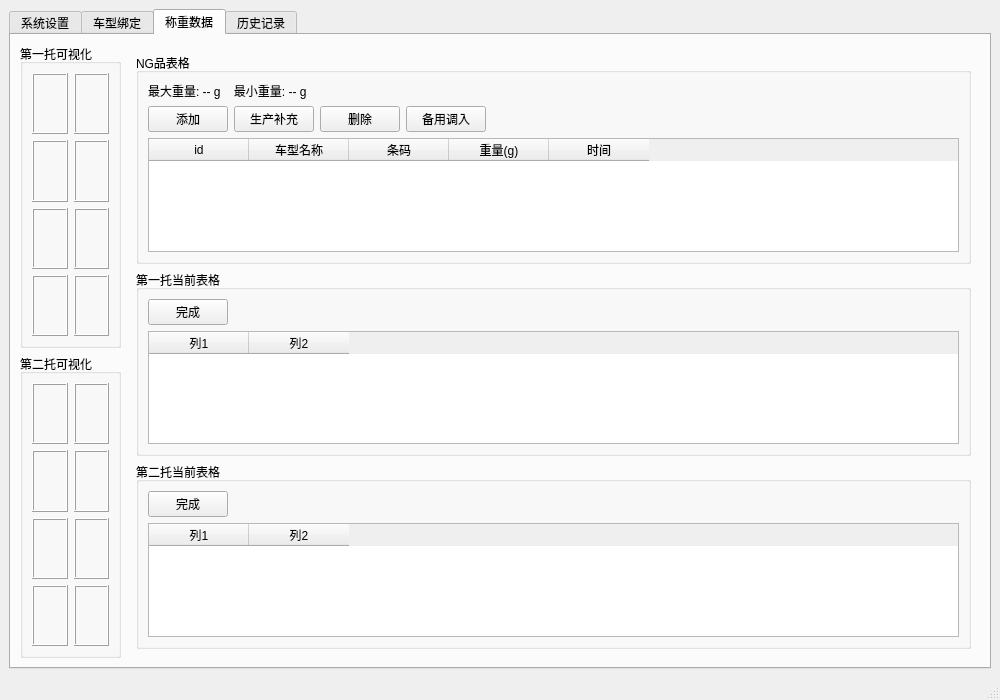
The window that mainwindow.ui (xiaoluoDD/Weight-Comparison) describes before a commit, drawn with Qt 5.
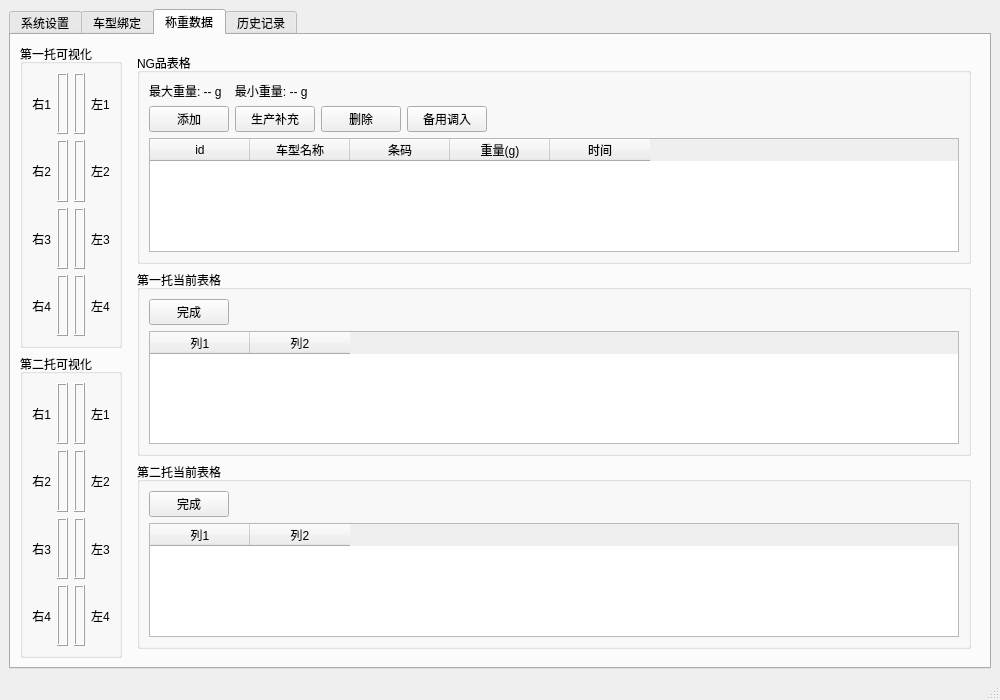
The same window after the commit. The open tabs and pages were chosen to show the change.

What changed in the file:
```diff
--- a/mainwindow.ui
+++ b/mainwindow.ui
@@ -340,6 +340,46 @@
           </property>
           <layout class="QGridLayout" name="gridLayout_leftTop">
            <item row="0" column="0">
+            <widget class="QLabel" name="slot1_leftNote1">
+             <property name="text">
+              <string>右1</string>
+             </property>
+             <property name="alignment">
+              <set>Qt::AlignRight|Qt::AlignVCenter</set>
+             </property>
+            </widget>
+           </item>
+           <item row="1" column="0">
+            <widget class="QLabel" name="slot1_leftNote2">
+             <property name="text">
+              <string>右2</string>
+             </property>
+             <property name="alignment">
+              <set>Qt::AlignRight|Qt::AlignVCenter</set>
+             </property>
+            </widget>
+           </item>
+           <item row="2" column="0">
+            <widget class="QLabel" name="slot1_leftNote3">
+             <property name="text">
+              <string>右3</string>
+             </property>
+             <property name="alignment">
+              <set>Qt::AlignRight|Qt::AlignVCenter</set>
+             </property>
+            </widget>
+           </item>
+           <item row="3" column="0">
+            <widget class="QLabel" name="slot1_leftNote4">
+             <property name="text">
+              <string>右4</string>
+             </property>
+             <property name="alignment">
+              <set>Qt::AlignRight|Qt::AlignVCenter</set>
+             </property>
+            </widget>
+           </item>
+           <item row="0" column="1">
             <widget class="QLabel" name="slot1_5">
              <property name="text">
               <string/>
@@ -352,7 +392,7 @@
              </property>
             </widget>
            </item>
-           <item row="1" column="0">
+           <item row="1" column="1">
             <widget class="QLabel" name="slot1_6">
              <property name="text">
               <string/>
@@ -365,7 +405,7 @@
              </property>
             </widget>
            </item>
-           <item row="2" column="0">
+           <item row="2" column="1">
             <widget class="QLabel" name="slot1_7">
              <property name="text">
               <string/>
@@ -378,7 +418,7 @@
              </property>
             </widget>
            </item>
-           <item row="3" column="0">
+           <item row="3" column="1">
             <widget class="QLabel" name="slot1_8">
              <property name="text">
               <string/>
@@ -391,7 +431,7 @@
              </property>
             </widget>
            </item>
-           <item row="0" column="1">
+           <item row="0" column="2">
             <widget class="QLabel" name="slot1_1">
              <property name="text">
               <string/>
@@ -404,7 +444,7 @@
              </property>
             </widget>
            </item>
-           <item row="1" column="1">
+           <item row="1" column="2">
             <widget class="QLabel" name="slot1_2">
              <property name="text">
               <string/>
@@ -417,7 +457,7 @@
              </property>
             </widget>
            </item>
-           <item row="2" column="1">
+           <item row="2" column="2">
             <widget class="QLabel" name="slot1_3">
              <property name="text">
               <string/>
@@ -430,7 +470,7 @@
              </property>
             </widget>
            </item>
-           <item row="3" column="1">
+           <item row="3" column="2">
             <widget class="QLabel" name="slot1_4">
              <property name="text">
               <string/>
@@ -443,6 +483,46 @@
              </property>
             </widget>
            </item>
+           <item row="0" column="3">
+            <widget class="QLabel" name="slot1_rightNote1">
+             <property name="text">
+              <string>左1</string>
+             </property>
+             <property name="alignment">
+              <set>Qt::AlignLeft|Qt::AlignVCenter</set>
+             </property>
+            </widget>
+           </item>
+           <item row="1" column="3">
+            <widget class="QLabel" name="slot1_rightNote2">
+             <property name="text">
+              <string>左2</string>
+             </property>
+             <property name="alignment">
+              <set>Qt::AlignLeft|Qt::AlignVCenter</set>
+             </property>
+            </widget>
+           </item>
+           <item row="2" column="3">
+            <widget class="QLabel" name="slot1_rightNote3">
+             <property name="text">
+              <string>左3</string>
+             </property>
+             <property name="alignment">
+              <set>Qt::AlignLeft|Qt::AlignVCenter</set>
+             </property>
+            </widget>
+           </item>
+           <item row="3" column="3">
+            <widget class="QLabel" name="slot1_rightNote4">
+             <property name="text">
+              <string>左4</string>
+             </property>
+             <property name="alignment">
+              <set>Qt::AlignLeft|Qt::AlignVCenter</set>
+             </property>
+            </widget>
+           </item>
           </layout>
          </widget>
         </item>
@@ -683,6 +763,46 @@
           </property>
           <layout class="QGridLayout" name="gridLayout_leftBottom">
            <item row="0" column="0">
+            <widget class="QLabel" name="slot2_leftNote1">
+             <property name="text">
+              <string>右1</string>
+             </property>
+             <property name="alignment">
+              <set>Qt::AlignRight|Qt::AlignVCenter</set>
+             </property>
+            </widget>
+           </item>
+           <item row="1" column="0">
+            <widget class="QLabel" name="slot2_leftNote2">
+             <property name="text">
+              <string>右2</string>
+             </property>
+             <property name="alignment">
+              <set>Qt::AlignRight|Qt::AlignVCenter</set>
+             </property>
+            </widget>
+           </item>
+           <item row="2" column="0">
+            <widget class="QLabel" name="slot2_leftNote3">
+             <property name="text">
+              <string>右3</string>
+             </property>
+             <property name="alignment">
+              <set>Qt::AlignRight|Qt::AlignVCenter</set>
+             </property>
+            </widget>
+           </item>
+           <item row="3" column="0">
+            <widget class="QLabel" name="slot2_leftNote4">
+             <property name="text">
+              <string>右4</string>
+             </property>
+             <property name="alignment">
+              <set>Qt::AlignRight|Qt::AlignVCenter</set>
+             </property>
+            </widget>
+           </item>
+           <item row="0" column="1">
             <widget class="QLabel" name="slot2_5">
              <property name="text">
               <string/>
@@ -695,7 +815,7 @@
              </property>
             </widget>
            </item>
-           <item row="1" column="0">
+           <item row="1" column="1">
             <widget class="QLabel" name="slot2_6">
              <property name="text">
               <string/>
@@ -708,7 +828,7 @@
              </property>
             </widget>
            </item>
-           <item row="2" column="0">
+           <item row="2" column="1">
             <widget class="QLabel" name="slot2_7">
              <property name="text">
               <string/>
@@ -721,7 +841,7 @@
              </property>
             </widget>
            </item>
-           <item row="3" column="0">
+           <item row="3" column="1">
             <widget class="QLabel" name="slot2_8">
              <property name="text">
               <string/>
@@ -734,7 +854,7 @@
              </property>
             </widget>
            </item>
-           <item row="0" column="1">
+           <item row="0" column="2">
             <widget class="QLabel" name="slot2_1">
              <property name="text">
               <string/>
@@ -747,7 +867,7 @@
              </property>
             </widget>
            </item>
-           <item row="1" column="1">
+           <item row="1" column="2">
             <widget class="QLabel" name="slot2_2">
              <property name="text">
               <string/>
@@ -760,7 +880,7 @@
              </property>
             </widget>
            </item>
-           <item row="2" column="1">
+           <item row="2" column="2">
             <widget class="QLabel" name="slot2_3">
              <property name="text">
               <string/>
@@ -773,7 +893,7 @@
              </property>
             </widget>
            </item>
-           <item row="3" column="1">
+           <item row="3" column="2">
             <widget class="QLabel" name="slot2_4">
              <property name="text">
               <string/>
@@ -786,6 +906,46 @@
              </property>
             </widget>
            </item>
+           <item row="0" column="3">
+            <widget class="QLabel" name="slot2_rightNote1">
+             <property name="text">
+              <string>左1</string>
+             </property>
+             <property name="alignment">
+              <set>Qt::AlignLeft|Qt::AlignVCenter</set>
+             </property>
+            </widget>
+           </item>
+           <item row="1" column="3">
+            <widget class="QLabel" name="slot2_rightNote2">
+             <property name="text">
+              <string>左2</string>
+             </property>
+             <property name="alignment">
+              <set>Qt::AlignLeft|Qt::AlignVCenter</set>
+             </property>
+            </widget>
+           </item>
+           <item row="2" column="3">
+            <widget class="QLabel" name="slot2_rightNote3">
+             <property name="text">
+              <string>左3</string>
+             </property>
+             <property name="alignment">
+              <set>Qt::AlignLeft|Qt::AlignVCenter</set>
+             </property>
+            </widget>
+           </item>
+           <item row="3" column="3">
+            <widget class="QLabel" name="slot2_rightNote4">
+             <property name="text">
+              <string>左4</string>
+             </property>
+             <property name="alignment">
+              <set>Qt::AlignLeft|Qt::AlignVCenter</set>
+             </property>
+            </widget>
+           </item>
           </layout>
          </widget>
         </item>
```
